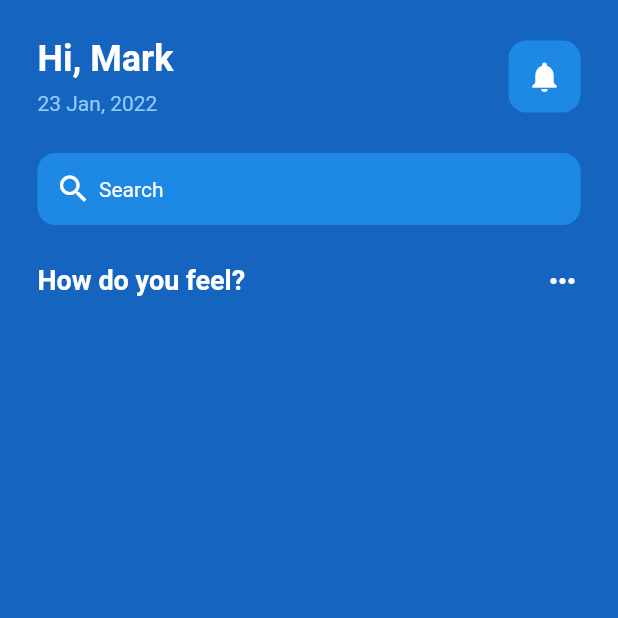
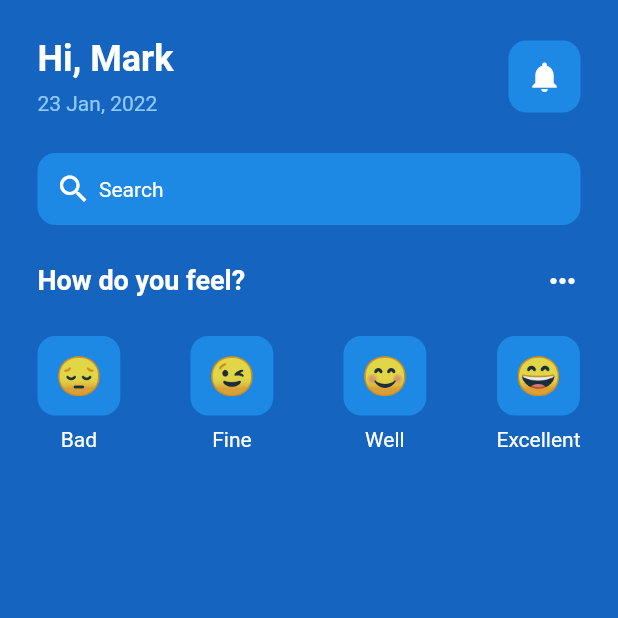
Before and after one commit to bl1nkker/flutter-mental-app, a Flutter app: the screen it shows after launch, on a phone screen of 412 x 824 dp, the top half of it. Run offline on Flutter 3.47's test engine with Material 2 defaults, Android fonts, the phone set to English and light mode, and no system bars.

Commit message:
style: added emoticon faces

```diff
--- a/lib/pages/home_screen.dart
+++ b/lib/pages/home_screen.dart
@@ -1,5 +1,6 @@
 import 'package:flutter/material.dart';
 import 'package:flutter_mental_app/color_styles.dart';
+import 'package:flutter_mental_app/utils/emoticon_face.dart';
 
 class HomeScreen extends StatefulWidget {
   const HomeScreen({Key? key}) : super(key: key);
@@ -98,6 +99,26 @@ class _HomeScreenState extends State<HomeScreen> {
                     )
                   ],
                 ),
+                const SizedBox(
+                  height: 25,
+                ),
+                // 4 Different emos
+                Row(
+                  mainAxisAlignment: MainAxisAlignment.spaceBetween,
+                  children: const [
+                    // bad
+                    EmoticonFace(
+                      emoticon: '😔',
+                      text: 'Bad',
+                    ),
+                    // fine
+                    EmoticonFace(emoticon: '😉', text: 'Fine'),
+                    // well
+                    EmoticonFace(emoticon: '😊', text: 'Well'),
+                    // excellent
+                    EmoticonFace(emoticon: '😄', text: "Excellent"),
+                  ],
+                )
               ],
             ),
           ),
--- /dev/null
+++ b/lib/utils/emoticon_face.dart
@@ -0,0 +1,31 @@
+import 'package:flutter/material.dart';
+import 'package:flutter_mental_app/color_styles.dart';
+
+class EmoticonFace extends StatelessWidget {
+  final String emoticon;
+  final String text;
+  const EmoticonFace({Key? key, required this.emoticon, required this.text})
+      : super(key: key);
+
+  @override
+  Widget build(BuildContext context) {
+    return Column(
+      children: [
+        Container(
+          decoration: BoxDecoration(
+              color: ColorStyles.secondaryColor,
+              borderRadius: BorderRadius.circular(12)),
+          padding: const EdgeInsets.all(12),
+          child: Text(
+            emoticon,
+            style: const TextStyle(fontSize: 25),
+          ),
+        ),
+        const SizedBox(
+          height: 8,
+        ),
+        Text(text, style: TextStyle(color: ColorStyles.accentColor))
+      ],
+    );
+  }
+}
```
